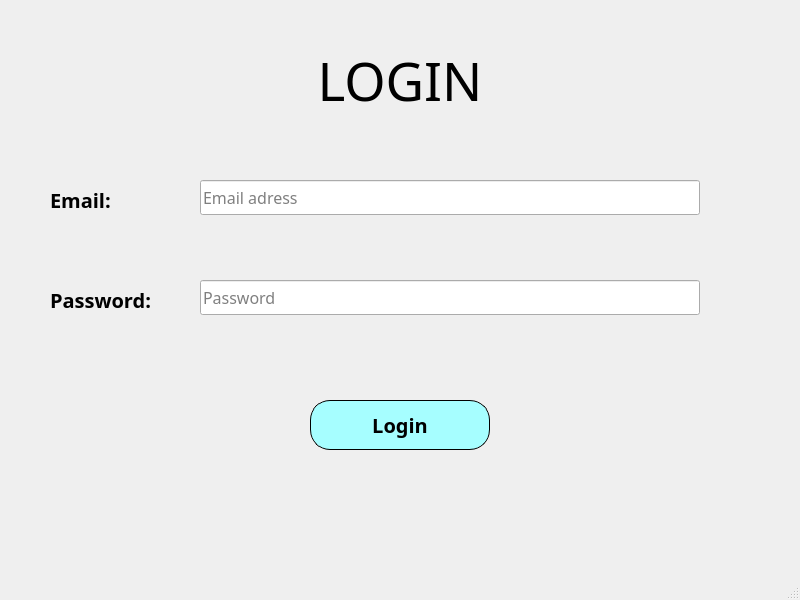
Before: the Qt Designer form Lesson6/login.ui in trungsliver/MK-C4K-PTA18, drawn with Qt 5.
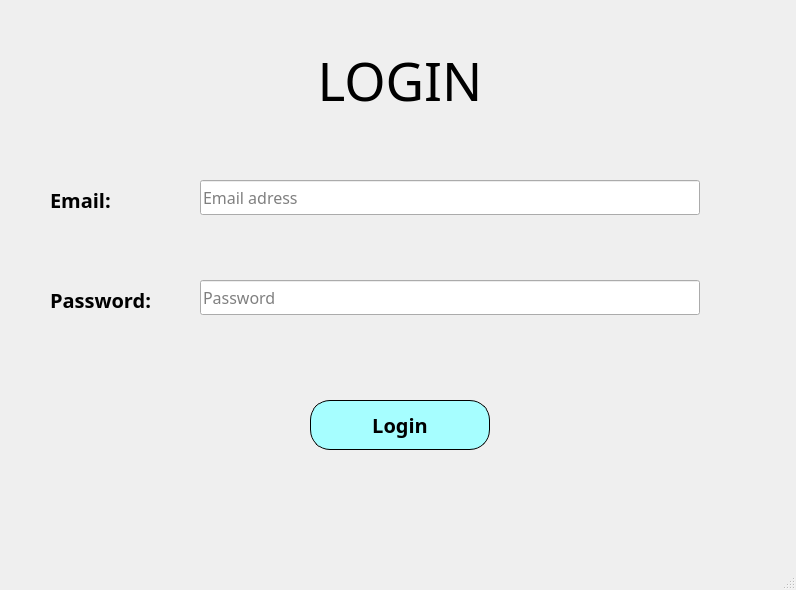
After: the same form once the commit is applied.

What changed in the file:
```diff
--- a/Lesson6/login.ui
+++ b/Lesson6/login.ui
@@ -6,8 +6,8 @@
    <rect>
     <x>0</x>
     <y>0</y>
-    <width>800</width>
-    <height>600</height>
+    <width>796</width>
+    <height>590</height>
    </rect>
   </property>
   <property name="windowTitle">
```
Left out of the diff: 4 changed lines with no effect on the pictures.
